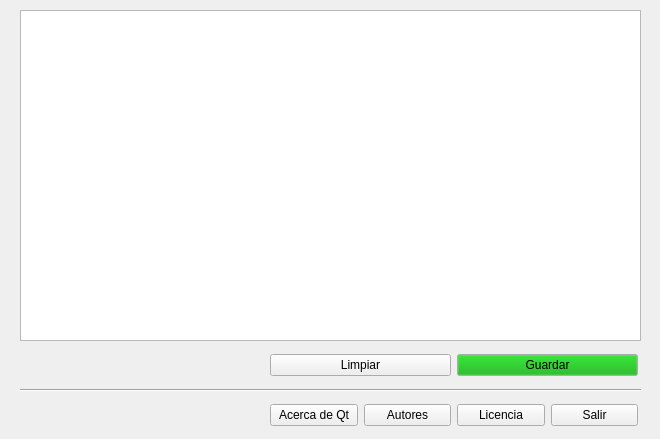
First picture: the form in ui/window.ui, repository laar19/clipboard-to-file, before the edit.
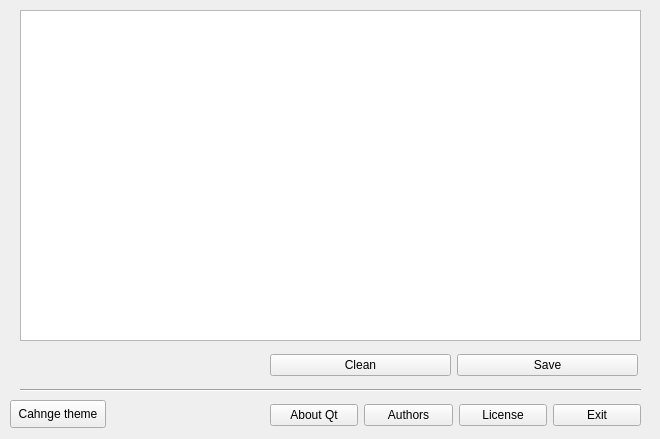
Second picture: the form after the edit.

Commit message: Add dark theme

Patch:
```diff
--- a/ui/window.ui
+++ b/ui/window.ui
@@ -19,7 +19,7 @@
      <rect>
       <x>270</x>
       <y>400</y>
-      <width>368</width>
+      <width>371</width>
       <height>31</height>
      </rect>
     </property>
@@ -27,28 +27,28 @@
      <item>
       <widget class="QPushButton" name="btn_about">
        <property name="text">
-        <string>Acerca de Qt</string>
+        <string>About Qt</string>
        </property>
       </widget>
      </item>
      <item>
       <widget class="QPushButton" name="btn_authors">
        <property name="text">
-        <string>Autores</string>
+        <string>Authors</string>
        </property>
       </widget>
      </item>
      <item>
       <widget class="QPushButton" name="btn_license">
        <property name="text">
-        <string>Licencia</string>
+        <string>License</string>
        </property>
       </widget>
      </item>
      <item>
       <widget class="QPushButton" name="btn_exit">
        <property name="text">
-        <string>Salir</string>
+        <string>Exit</string>
        </property>
       </widget>
      </item>
@@ -89,51 +89,14 @@
      <item>
       <widget class="QPushButton" name="btn_clear">
        <property name="text">
-        <string>Limpiar</string>
+        <string>Clean</string>
        </property>
       </widget>
      </item>
      <item>
       <widget class="QPushButton" name="btn_save">
-       <property name="palette">
-        <palette>
-         <active>
-          <colorrole role="Button">
-           <brush brushstyle="SolidPattern">
-            <color alpha="255">
-             <red>0</red>
-             <green>170</green>
-             <blue>0</blue>
-            </color>
-           </brush>
-          </colorrole>
-         </active>
-         <inactive>
-          <colorrole role="Button">
-           <brush brushstyle="SolidPattern">
-            <color alpha="255">
-             <red>0</red>
-             <green>170</green>
-             <blue>0</blue>
-            </color>
-           </brush>
-          </colorrole>
-         </inactive>
-         <disabled>
-          <colorrole role="Button">
-           <brush brushstyle="SolidPattern">
-            <color alpha="255">
-             <red>0</red>
-             <green>170</green>
-             <blue>0</blue>
-            </color>
-           </brush>
-          </colorrole>
-         </disabled>
-        </palette>
-       </property>
        <property name="text">
-        <string>Guardar</string>
+        <string>Save</string>
        </property>
       </widget>
      </item>
@@ -152,6 +115,19 @@
      <enum>Qt::Horizontal</enum>
     </property>
    </widget>
+   <widget class="QPushButton" name="btn_change_theme">
+    <property name="geometry">
+     <rect>
+      <x>10</x>
+      <y>400</y>
+      <width>96</width>
+      <height>28</height>
+     </rect>
+    </property>
+    <property name="text">
+     <string>Cahnge theme</string>
+    </property>
+   </widget>
   </widget>
   <action name="actionAutores">
    <property name="text">
```
The commit also changes 2 other files.
